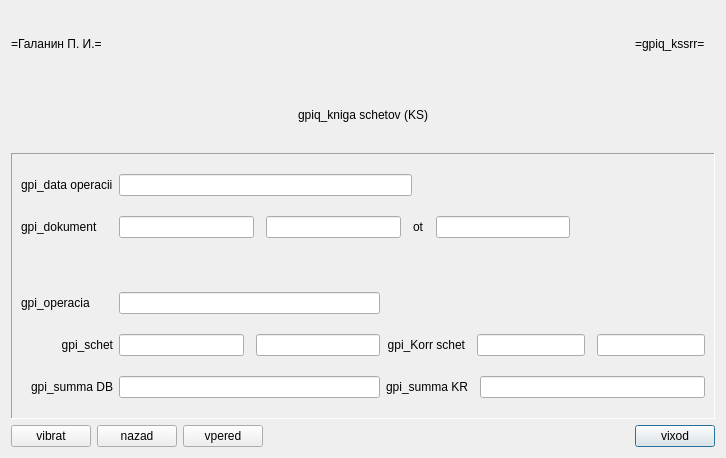
BrSTU-PO4-190333/5sem_NPO_old, file gpiq_/gpiq_/gpiq_kssrr.ui: the form before one commit.
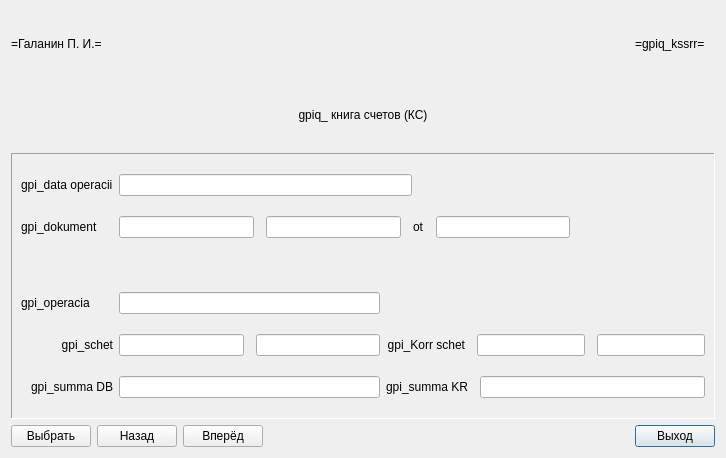
The form after the commit.

```diff
--- a/gpiq_/gpiq_/gpiq_kssrr.ui
+++ b/gpiq_/gpiq_/gpiq_kssrr.ui
@@ -37,7 +37,7 @@
    <item row="4" column="1">
     <widget class="QPushButton" name="gpiq_kssrr_exit_c">
      <property name="text">
-      <string>vixod</string>
+      <string>Выход</string>
      </property>
     </widget>
    </item>
@@ -46,21 +46,21 @@
      <item>
       <widget class="QPushButton" name="gpiq_kssrr_grid_c">
        <property name="text">
-        <string>vibrat</string>
+        <string>Выбрать</string>
        </property>
       </widget>
      </item>
      <item>
       <widget class="QPushButton" name="gpiq_kssrr_back_c">
        <property name="text">
-        <string>nazad</string>
+        <string>Назад</string>
        </property>
       </widget>
      </item>
      <item>
       <widget class="QPushButton" name="gpiq_kssrr_next_c">
        <property name="text">
-        <string>vpered</string>
+        <string>Вперёд</string>
        </property>
       </widget>
      </item>
@@ -82,7 +82,7 @@
    <item row="1" column="0" colspan="2">
     <widget class="QLabel" name="gpiq_kssrr_xxtitle_l">
      <property name="text">
-      <string>gpiq_kniga schetov (KS)</string>
+      <string>gpiq_ книга счетов (КС)</string>
      </property>
      <property name="alignment">
       <set>Qt::AlignCenter</set>
```
